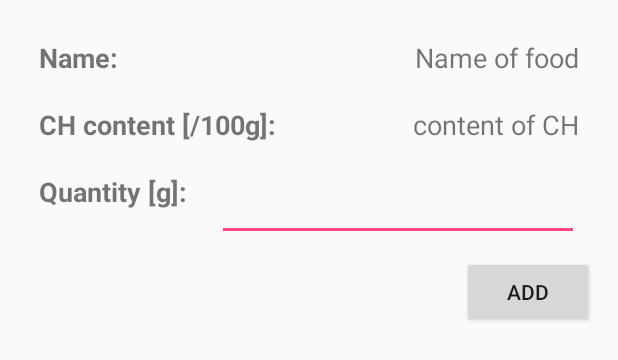
After one commit to aowczarek/CHTrack, an Android app: the layout activity_details.xml on its own in the app's theme, with its tools: preview values and no code run, on a phone screen of 412 x 824 dp. The commit adds this screen. Shown: the top 360 px of the screen. Run offline under Robolectric (Android 15) with nearby library versions, the phone set to English and light mode, and no system bars.

Commit message:
Food implements Parcelable

```diff
--- a/app/src/main/AndroidManifest.xml
+++ b/app/src/main/AndroidManifest.xml
@@ -17,6 +17,7 @@
             </intent-filter>
         </activity>
         <activity android:name=".DBActivity"></activity>
+        <activity android:name=".DetailsActivity"></activity>
     </application>
 
 </manifest>
--- a/app/src/main/java/com/example/kilgore/chtrack/DBActivity.java
+++ b/app/src/main/java/com/example/kilgore/chtrack/DBActivity.java
@@ -44,7 +44,7 @@ public class DBActivity extends AppCompatActivity {
 
         while ( !cursor.isAfterLast()){
 
-            int id = cursor.getInt(0);
+            Long id = cursor.getLong(0);
             String name = cursor.getString(cursor.getColumnIndex("name"));
             String carb = cursor.getString(cursor.getColumnIndex("carb"));
 
@@ -67,7 +67,7 @@ public class DBActivity extends AppCompatActivity {
 
                 while ( !cursor.isAfterLast()){
 
-                    int id = cursor.getInt(0);
+                    Long id = cursor.getLong(0);
                     String name = cursor.getString(cursor.getColumnIndex("name"));
                     String carb = cursor.getString(cursor.getColumnIndex("carb"));
 
@@ -108,7 +108,7 @@ public class DBActivity extends AppCompatActivity {
 
                 Food selected = (Food) adapter.getItem(position);
 
-                Intent intent = new Intent(DBActivity.this, MainActivity.class);
+                Intent intent = new Intent(DBActivity.this, DetailsActivity.class);
 
                 intent.putExtra("selected", selected);
                 startActivity(intent);
--- a/app/src/main/java/com/example/kilgore/chtrack/Food.java
+++ b/app/src/main/java/com/example/kilgore/chtrack/Food.java
@@ -1,18 +1,39 @@
 package com.example.kilgore.chtrack;
 
-public class Food {
+import android.os.Parcel;
+import android.os.Parcelable;
 
-    private int id;
+public class Food implements Parcelable {
+
+    private Long id;
     private String name;
     private Float carb;
 
-    public Food(int id, String name, Float carb) {
+    public Food(Long id, String name, Float carb) {
         this.id = id;
         this.name = name;
         this.carb = carb;
     }
 
-    public int getId() {
+    protected Food(Parcel in) {
+        id = in.readLong();
+        name = in.readString();
+        carb = in.readFloat();
+    }
+
+    public static final Creator<Food> CREATOR = new Creator<Food>() {
+        @Override
+        public Food createFromParcel(Parcel in) {
+            return new Food(in);
+        }
+
+        @Override
+        public Food[] newArray(int size) {
+            return new Food[size];
+        }
+    };
+
+    public Long getId() {
         return id;
     }
 
@@ -25,4 +46,17 @@ public class Food {
 
         return carb;
     }
+
+    @Override
+    public int describeContents() {
+        return 0;
+    }
+
+    @Override
+    public void writeToParcel(Parcel dest, int flags) {
+        dest.writeLong(id);
+        dest.writeString(name);
+        dest.writeFloat(carb);
+
+    }
 }
--- /dev/null
+++ b/app/src/main/res/layout/activity_details.xml
@@ -0,0 +1,87 @@
+<?xml version="1.0" encoding="utf-8"?>
+<RelativeLayout
+    xmlns:android="http://schemas.android.com/apk/res/android"
+    xmlns:app="http://schemas.android.com/apk/res-auto"
+    xmlns:tools="http://schemas.android.com/tools"
+    android:layout_width="match_parent"
+    android:layout_height="match_parent"
+    android:layout_margin="16dp"
+    tools:context="com.example.kilgore.chtrack.DetailsActivity">
+
+    <TextView
+        android:id="@+id/namelabel"
+        android:layout_width="wrap_content"
+        android:layout_height="wrap_content"
+        android:layout_margin="10dp"
+        android:layout_alignParentStart="true"
+        android:textStyle="bold"
+        android:textSize="18sp"
+        android:text="Name:" />
+
+    <TextView
+        android:id="@+id/name"
+        android:layout_width="wrap_content"
+        android:layout_height="wrap_content"
+        android:layout_margin="10dp"
+        android:layout_alignParentEnd="true"
+        android:layout_toEndOf="@id/namelabel"
+        android:text="Name of food"
+        android:textSize="18sp"
+        android:textAlignment="textEnd"
+        android:gravity="end"/>
+
+    <TextView
+        android:id="@+id/chlabel"
+        android:layout_width="wrap_content"
+        android:layout_height="wrap_content"
+        android:layout_below="@+id/namelabel"
+        android:layout_margin="10dp"
+        android:layout_alignParentStart="true"
+        android:textStyle="bold"
+        android:textSize="18sp"
+        android:text="CH content [/100g]:" />
+
+    <TextView
+        android:id="@+id/ch"
+        android:layout_width="wrap_content"
+        android:layout_height="wrap_content"
+        android:layout_alignParentEnd="true"
+        android:layout_toEndOf="@id/chlabel"
+        android:text="content of CH"
+        android:textSize="18sp"
+        android:layout_margin="10dp"
+        android:textAlignment="textEnd"
+        android:layout_below="@+id/name" />
+
+    <TextView
+        android:id="@+id/quantitylabel"
+        android:layout_width="wrap_content"
+        android:layout_height="wrap_content"
+        android:layout_below="@+id/chlabel"
+        android:layout_alignParentStart="true"
+        android:textStyle="bold"
+        android:textSize="18sp"
+        android:layout_margin="10dp"
+        android:text="Quantity [g]:" />
+
+    <android.support.v7.widget.AppCompatEditText
+        android:id="@+id/quantity"
+        android:layout_width="wrap_content"
+        android:layout_height="wrap_content"
+        android:layout_alignParentEnd="true"
+        android:layout_toEndOf="@id/quantitylabel"
+        android:layout_margin="10dp"
+        android:textAlignment="textEnd"
+        android:inputType="numberDecimal"
+        android:layout_below="@+id/ch" />
+
+    <Button
+        android:id="@+id/buttonAdd"
+        android:layout_width="wrap_content"
+        android:layout_height="wrap_content"
+        android:layout_below="@id/quantity"
+        android:layout_alignParentEnd="true"
+        android:text="Add"/>
+
+
+</RelativeLayout>
```
